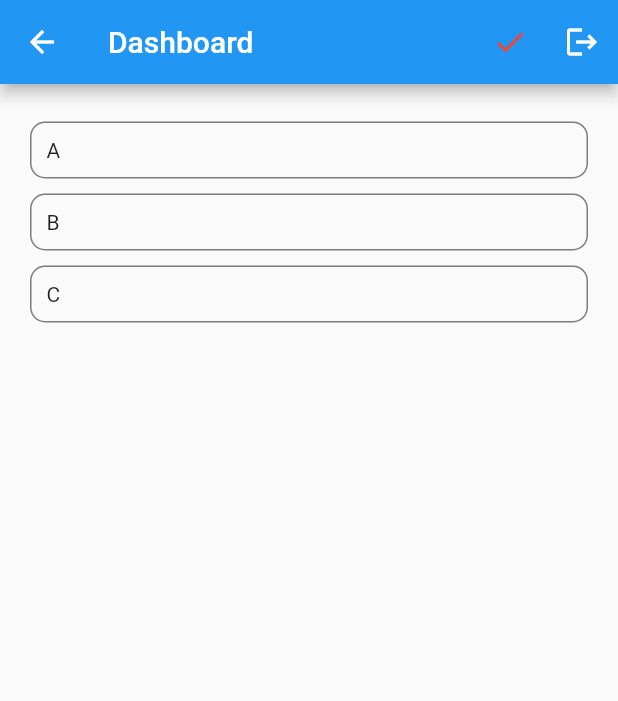
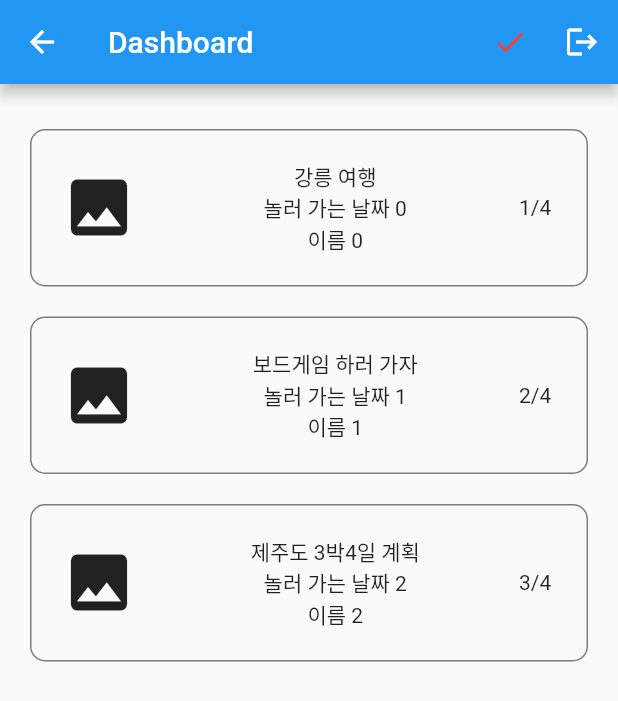
Before and after one commit to rwarou/our-schedule-flutter, a Flutter app: the Dashboard screen opened by its route, after a tap on the "check" icon, on a phone screen of 412 x 824 dp. Shown: the top 701 px of the screen. Run offline on Flutter 3.47's test engine with Material 2 defaults, Android fonts, the phone set to English and light mode, and no system bars; our stand-ins replace dio, flutter_secure_storage, get; accounts and stored records are empty.

Commit message:
리스트뷰 아이템 수정중

```diff
--- a/lib/pages/dash_board.dart
+++ b/lib/pages/dash_board.dart
@@ -12,28 +12,55 @@ class Dashboard extends StatefulWidget {
 class _DashboardState extends State<Dashboard> {
   AuthRepository authRepository = AuthRepository();
   bool checked = false;
-  final List<String> datas = ['A', 'B', 'C'];
+  final List<String> datas = ['강릉 여행', '보드게임 하러 가자', '제주도 3박4일 계획'];
 
   body() {
     return Container(
       padding: const EdgeInsets.all(20),
       child: ListView.builder(
         itemCount: datas.length,
-        // separatorBuilder: (BuildContext context, int index) => Divider(
-        //   thickness: 1,
-        //   color: Colors.black.withOpacity(0.3),
-        // ),
-        itemBuilder: (BuildContext context, int index) => Container(
-          margin: const EdgeInsets.symmetric(vertical: 5),
-          padding: const EdgeInsets.all(10),
-          decoration: BoxDecoration(
-            borderRadius: BorderRadius.circular(10),
-            border: Border.all(
-              width: 1,
-              color: Colors.black.withOpacity(0.5),
+        itemBuilder: (BuildContext context, int index) => GestureDetector(
+          onTap: () {},
+          child: Container(
+            margin: const EdgeInsets.symmetric(vertical: 10),
+            padding: const EdgeInsets.symmetric(
+              vertical: 20,
+              horizontal: 10,
+            ),
+            decoration: BoxDecoration(
+              borderRadius: BorderRadius.circular(10),
+              border: Border.all(
+                width: 1,
+                color: Colors.black.withOpacity(0.5),
+              ),
+            ),
+            child: Row(
+              // mainAxisAlignment: MainAxisAlignment.spaceBetween,
+              children: [
+                const Expanded(
+                  flex: 2,
+                  child: Icon(
+                    Icons.image,
+                    size: 50,
+                  ),
+                ),
+                Expanded(
+                  flex: 7,
+                  child: Column(
+                    children: [
+                      Text(datas[index]),
+                      Text('놀러 가는 날짜 $index'),
+                      Text('이름 $index'),
+                    ],
+                  ),
+                ),
+                Expanded(
+                  flex: 1,
+                  child: Text('${index + 1}/4'),
+                ),
+              ],
             ),
           ),
-          child: Text(datas[index]),
         ),
       ),
     );
```
